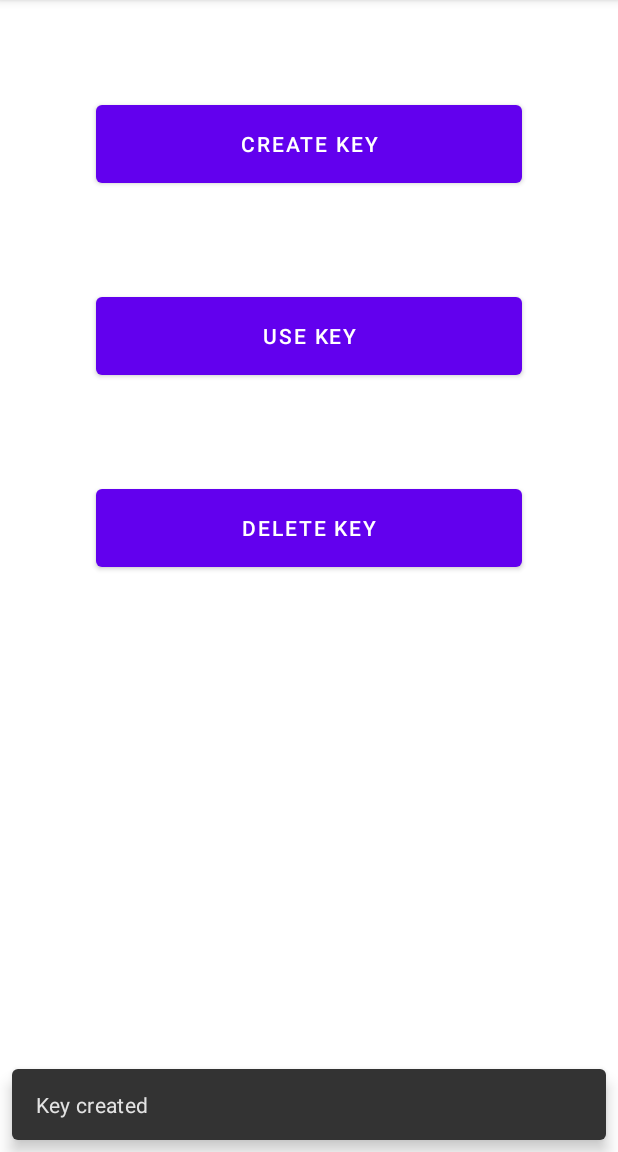
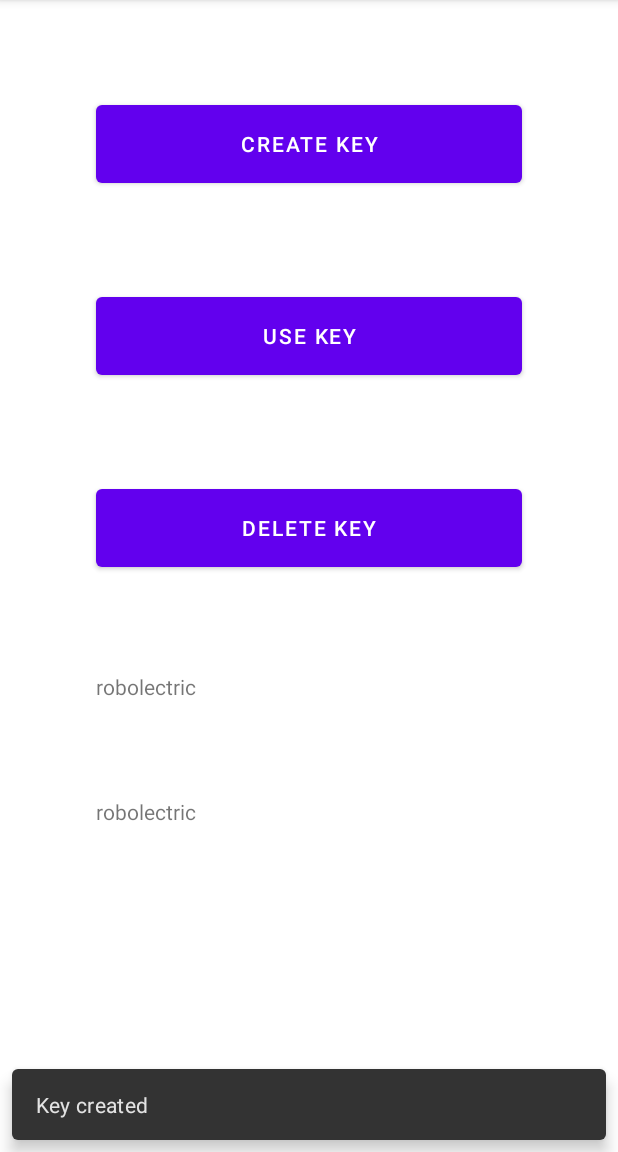
Before and after one commit to Landschaft/keyInvalidationTest, an Android app: the screen it shows after launch (MainActivity), after a tap on "CREATE KEY", on a phone screen of 412 x 824 dp, the part 84-1236 px from its top. Run offline under Robolectric (Android 15) with nearby library versions, the phone set to English and light mode, and no system bars; 6 statements that could not run were skipped.

```diff
--- a/app/src/main/java/com/keyinvalidationtest/MainActivity.kt
+++ b/app/src/main/java/com/keyinvalidationtest/MainActivity.kt
@@ -1,5 +1,6 @@
 package com.keyinvalidationtest
 
+import android.os.Build
 import android.os.Bundle
 import android.security.keystore.KeyGenParameterSpec
 import android.security.keystore.KeyProperties
@@ -7,6 +8,7 @@ import android.security.keystore.KeyProperties.DIGEST_SHA256
 import android.security.keystore.KeyProperties.PURPOSE_SIGN
 import android.util.Log
 import android.widget.Button
+import android.widget.TextView
 import androidx.appcompat.app.AppCompatActivity
 import androidx.biometric.BiometricPrompt
 import androidx.core.content.ContextCompat
@@ -15,12 +17,16 @@ import com.google.android.material.snackbar.Snackbar.LENGTH_SHORT
 import java.security.*
 import java.security.interfaces.ECKey
 import java.security.spec.ECGenParameterSpec
+import java.util.*
 
 class MainActivity : AppCompatActivity() {
 
     override fun onCreate(savedInstanceState: Bundle?) {
         super.onCreate(savedInstanceState)
         setContentView(R.layout.activity_main)
+
+        findViewById<TextView>(R.id.manufacturer).text = Build.MANUFACTURER
+        findViewById<TextView>(R.id.model).text = Build.MODEL
 
         findViewById<Button>(R.id.createButton).setOnClickListener {
             if (getPrivateKey() == null) {
@@ -90,8 +96,9 @@ class MainActivity : AppCompatActivity() {
             KeyProperties.KEY_ALGORITHM_EC,
             "AndroidKeyStore"
         ).apply {
+            setAlias()
             initialize(
-                KeyGenParameterSpec.Builder(alias, PURPOSE_SIGN)
+                KeyGenParameterSpec.Builder(getAlias(), PURPOSE_SIGN)
                     .setAlgorithmParameterSpec(ECGenParameterSpec("secp256r1"))
                     .setDigests(DIGEST_SHA256)
                     .setUserAuthenticationRequired(true)
@@ -103,10 +110,10 @@ class MainActivity : AppCompatActivity() {
             .generateKeyPair()
 
     private fun getPrivateKey(): ECKey? =
-        getKeyStore().getKey(alias, null) as ECKey?
+        getKeyStore().getKey(getAlias(), null) as ECKey?
 
     private fun deleteKey() =
-        getKeyStore().deleteEntry(alias)
+        getKeyStore().deleteEntry(getAlias())
 
     private fun getKeyStore(): KeyStore =
         KeyStore.getInstance("AndroidKeyStore").apply {
@@ -121,6 +128,20 @@ class MainActivity : AppCompatActivity() {
     private fun snack(message: String) =
         Snackbar.make(findViewById(R.id.content), message, LENGTH_SHORT).show()
 
+    private fun setAlias() {
+        val uuid = UUID.randomUUID()
+        getPreferences(MODE_PRIVATE)
+            .edit()
+            .putString(alias, uuid.toString())
+            .apply()
+    }
+
+    private fun getAlias(): String {
+        val alias = getPreferences(MODE_PRIVATE).getString(alias, "asdf")!!
+        Log.i(null, "Alias: $alias")
+        return alias
+    }
+
     companion object {
         const val alias = "the_alias"
         val signature: Signature = Signature.getInstance("SHA256withECDSA")
--- a/app/src/main/res/layout/activity_main.xml
+++ b/app/src/main/res/layout/activity_main.xml
@@ -37,4 +37,18 @@
         tools:ignore="HardcodedText"
         />
 
+    <TextView
+        android:id="@+id/manufacturer"
+        android:layout_margin="32dp"
+        android:layout_width="match_parent"
+        android:layout_height="wrap_content"
+        />
+
+    <TextView
+        android:id="@+id/model"
+        android:layout_margin="32dp"
+        android:layout_width="match_parent"
+        android:layout_height="wrap_content"
+        />
+
 </LinearLayout>
```
